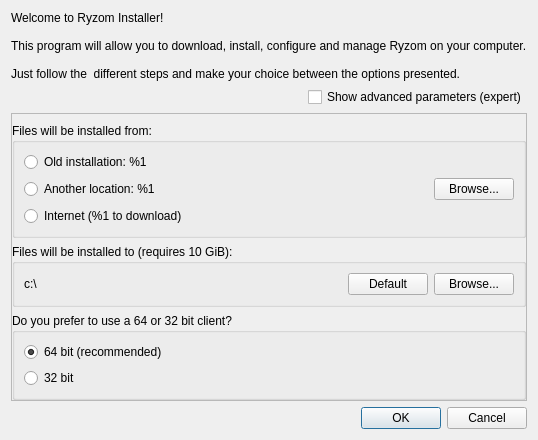
First picture: the form in code/ryzom/tools/client/ryzom_installer/ui/installdialog.ui, repository ryzom/ryzomcore, before the edit.
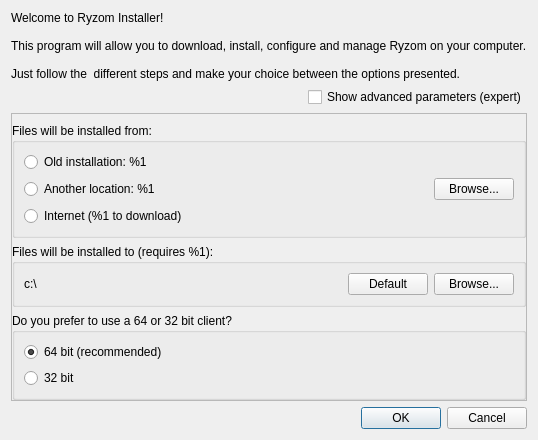
Second picture: the form after the edit.

What changed in the file:
```diff
--- a/code/ryzom/tools/client/ryzom_installer/ui/installdialog.ui
+++ b/code/ryzom/tools/client/ryzom_installer/ui/installdialog.ui
@@ -144,7 +144,7 @@
       <item>
        <widget class="QGroupBox" name="destinationGroupBox">
         <property name="title">
-         <string>Files will be installed to (requires 10 GiB):</string>
+         <string notr="true">Files will be installed to (requires %1):</string>
         </property>
         <layout class="QHBoxLayout" name="destinationLayout" stretch="1,0,0">
          <item>
```
Left out of the diff: 8 changed lines with no effect on the pictures.
